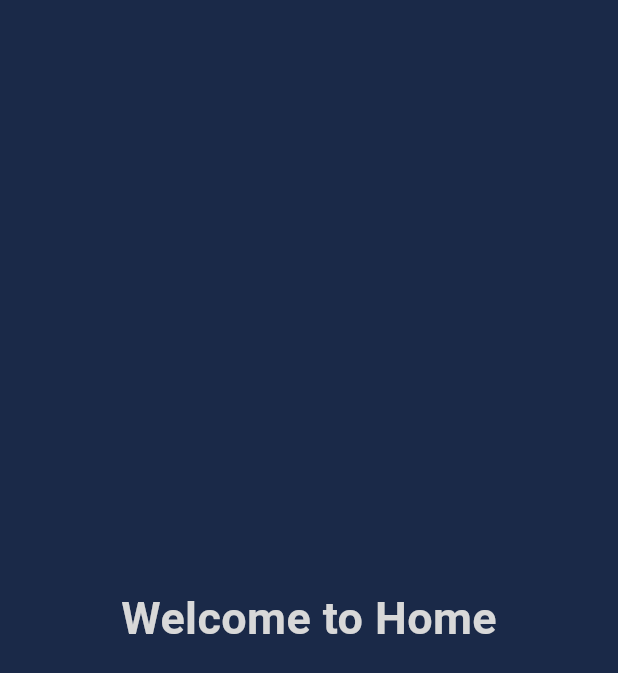
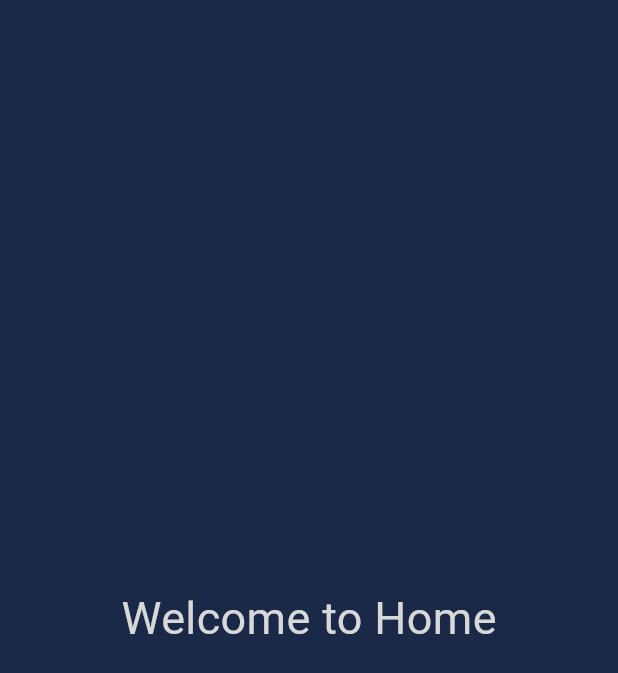
Before and after one commit to anmol-sarin/Flutter-Projects, a Flutter app: the screen it shows after launch, after a tap on "Login", on a phone screen of 412 x 824 dp. Shown: the top 673 px of the screen. Run offline on Flutter 3.47's test engine with Material 3 defaults, Android fonts, the phone set to English and light mode, and no system bars.

Commit message:
newCommit1

```diff
--- a/lib/pages/home_page.dart
+++ b/lib/pages/home_page.dart
@@ -13,7 +13,7 @@ class HomePage extends StatelessWidget{
           child:Text("Welcome to Home",
             style:TextStyle(
               fontSize:30,
-              fontWeight:FontWeight.bold,
+              // fontWeight:FontWeight.bold,
               color: AppColors.font
             )
           ),
--- a/lib/pages/loginPage.dart
+++ b/lib/pages/loginPage.dart
@@ -22,20 +22,20 @@ class LoginPage extends StatelessWidget{
                 Text("Hello, User !",
                   style:TextStyle(
                   fontSize:30,
-                  fontWeight:FontWeight.bold,
+                  // fontWeight:FontWeight.bold,
                   color: AppColors.font
                 )
               ),
 
 
                 SizedBox(
-                  height:16 ,
+                  // height:16 ,
                 ),
 
 
                 Text("Login to Continue :",
                   style:TextStyle(
-                  color:AppColors.font,
+                  // color:AppColors.font,
                   fontWeight: FontWeight.bold,
                   fontSize:18
                   ),
```
